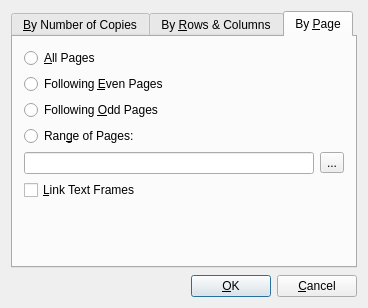
scribusproject/scribus, file scribus/ui/multipleduplicate.ui: the form before one commit.
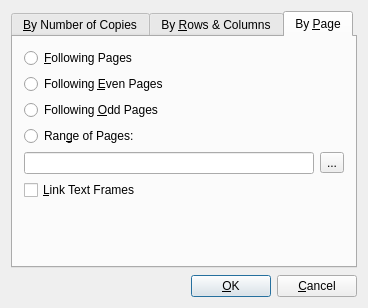
The form after the commit. The open tabs and pages were chosen to show the change. Custom widgets are drawn as their Qt base class.

Commit message: #15438: forgot to undo some of my own changes when applying patch

Patch:
```diff
--- a/scribus/ui/multipleduplicate.ui
+++ b/scribus/ui/multipleduplicate.ui
@@ -360,7 +360,7 @@
          <item>
           <widget class="QRadioButton" name="radioButtonPageAll">
            <property name="text">
-            <string>&amp;All Pages</string>
+            <string>&amp;Following Pages</string>
            </property>
            <attribute name="buttonGroup">
             <string notr="true">buttonGroup</string>
```
The commit also changes 1 other file.
